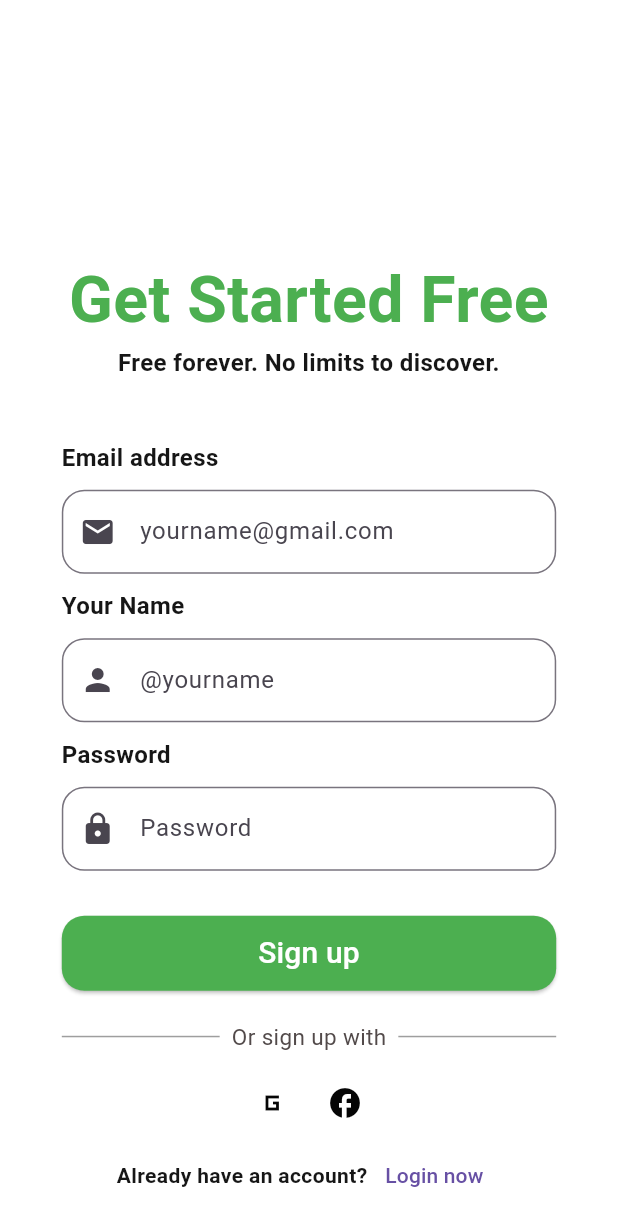
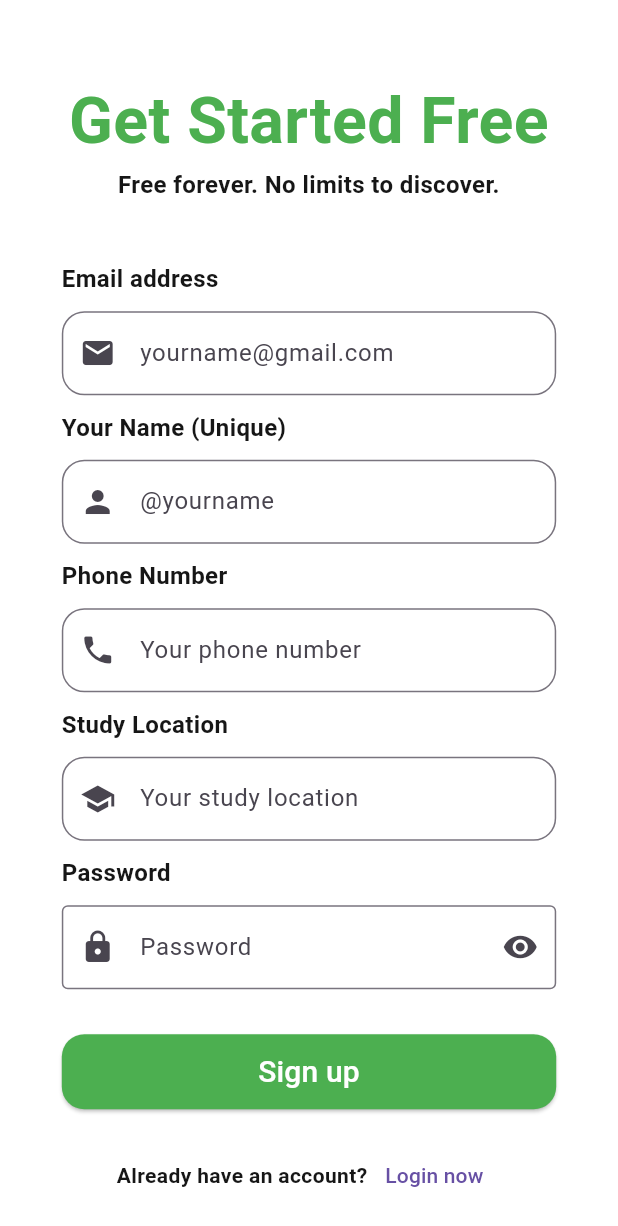
Before and after one commit to MalikKa2002/final_project, a Flutter app: the LoginScreen screen opened directly, after a tap on "Register Now", on a phone screen of 412 x 824 dp. Shown: the top 1226 px of the screen. Run offline on Flutter 3.47's test engine with Material 3 defaults, Android fonts, the phone set to English and light mode, and no system bars; our stand-ins replace cloud_firestore, firebase_auth, firebase_core; accounts and stored records are empty.

Commit message:
the regester is ready

```diff
--- a/smart_guide/lib/Screens/Signup_screen.dart
+++ b/smart_guide/lib/Screens/Signup_screen.dart
@@ -1,5 +1,6 @@
 import 'package:flutter/material.dart';
 import 'package:firebase_auth/firebase_auth.dart';
+import 'package:cloud_firestore/cloud_firestore.dart';
 import 'package:smart_guide/Buttons/main_button.dart';
 import 'package:smart_guide/Buttons/secondary_button.dart';
 import 'package:smart_guide/Screens/login_screen.dart';
@@ -20,36 +21,76 @@ class _SignupScreenState extends State<SignupScreen> {
   final TextEditingController _usernameController = TextEditingController();
   final TextEditingController _passwordController = TextEditingController();
   final TextEditingController _emailController = TextEditingController();
+  final TextEditingController _phoneController = TextEditingController();
+  final TextEditingController _studyLocationController = TextEditingController();
+
   final FirebaseAuth _auth = FirebaseAuth.instance;
+  final FirebaseFirestore _firestore = FirebaseFirestore.instance;
 
-  // Method to handle user registration
+  bool _obscurePassword = true; // Password visibility state
+
+  final String superAdminEmail = "admin@smartguide.com";
+  final List<String> campusAdmins = ["campusadmin@campus.com"];
+
   Future<void> _registerUser() async {
     try {
-      // Create a user with email and password
+      String username = _usernameController.text.trim();
+
+      // **Check if username already exists**
+      bool usernameExists = await _checkIfUsernameExists(username);
+      if (usernameExists) {
+        ScaffoldMessenger.of(context).showSnackBar(
+          SnackBar(content: Text("Username is already taken. Choose another.")),
+        );
+        return; // Stop the registration process
+      }
+
+      // **Create user in Firebase Authentication**
       UserCredential userCredential = await _auth.createUserWithEmailAndPassword(
         email: _emailController.text.trim(),
         password: _passwordController.text.trim(),
       );
 
-      // Optionally, update the display name with username
-      await userCredential.user?.updateDisplayName(_usernameController.text.trim());
+      // **Determine User Role**
+      String role = "user";
+      if (_emailController.text.trim() == superAdminEmail) {
+        role = "super_admin";
+      } else if (campusAdmins.contains(_emailController.text.trim())) {
+        role = "campus_admin";
+      }
 
-      // Show success message
+      // **Store user details in Firestore**
+      await _firestore.collection("users").doc(userCredential.user?.uid).set({
+        "username": username,
+        "email": _emailController.text.trim(),
+        "phone": _phoneController.text.trim(),
+        "study_location": _studyLocationController.text.trim(),
+        "role": role,
+        "created_at": Timestamp.now(),
+      });
+
       ScaffoldMessenger.of(context).showSnackBar(
         SnackBar(content: Text("Registration successful!")),
       );
 
-      // Navigate to login screen or next screen
       Navigator.pushReplacement(
         context,
         MaterialPageRoute(builder: (context) => LoginScreen()),
       );
     } catch (e) {
-      // Show error message if registration fails
       ScaffoldMessenger.of(context).showSnackBar(
         SnackBar(content: Text(e.toString())),
       );
     }
+  }
+
+  // **Method to check if username exists in Firestore**
+  Future<bool> _checkIfUsernameExists(String username) async {
+    QuerySnapshot query = await _firestore
+        .collection("users")
+        .where("username", isEqualTo: username)
+        .get();
+    return query.docs.isNotEmpty; // Returns true if username already exists
   }
 
   @override
@@ -66,8 +107,8 @@ class _SignupScreenState extends State<SignupScreen> {
             child: IntrinsicHeight(
               child: Padding(
                 padding: EdgeInsets.symmetric(
-                  horizontal: MediaQuery.of(context).size.width * 0.1, // 10% of screen width
-                  vertical: MediaQuery.of(context).size.height * 0.02, // 2% of screen height
+                  horizontal: MediaQuery.of(context).size.width * 0.1,
+                  vertical: MediaQuery.of(context).size.height * 0.02,
                 ),
                 child: Column(
                   mainAxisAlignment: MainAxisAlignment.end,
@@ -79,6 +120,7 @@ class _SignupScreenState extends State<SignupScreen> {
                       fontSize: 16,
                     ),
                     const SizedBox(height: 40),
+
                     Align(
                       alignment: Alignment.centerLeft,
                       child: BodyText(text: 'Email address', fontSize: 16),
@@ -91,9 +133,10 @@ class _SignupScreenState extends State<SignupScreen> {
                       obscureText: false,
                     ),
                     const SizedBox(height: 10),
+
                     Align(
                       alignment: Alignment.centerLeft,
-                      child: BodyText(text: 'Your Name', fontSize: 16),
+                      child: BodyText(text: 'Your Name (Unique)', fontSize: 16),
                     ),
                     const SizedBox(height: 10),
                     CustomText(
@@ -103,18 +146,59 @@ class _SignupScreenState extends State<SignupScreen> {
                       obscureText: false,
                     ),
                     const SizedBox(height: 10),
+
+                    Align(
+                      alignment: Alignment.centerLeft,
+                      child: BodyText(text: 'Phone Number', fontSize: 16),
+                    ),
+                    const SizedBox(height: 10),
+                    CustomText(
+                      controller: _phoneController,
+                      labelText: 'Your phone number',
+                      prefixIcon: Icons.phone,
+                      obscureText: false,
+                    ),
+                    const SizedBox(height: 10),
+
+                    Align(
+                      alignment: Alignment.centerLeft,
+                      child: BodyText(text: 'Study Location', fontSize: 16),
+                    ),
+                    const SizedBox(height: 10),
+                    CustomText(
+                      controller: _studyLocationController,
+                      labelText: 'Your study location',
+                      prefixIcon: Icons.school,
+                      obscureText: false,
+                    ),
+                    const SizedBox(height: 10),
+
                     Align(
                       alignment: Alignment.centerLeft,
                       child: BodyText(text: 'Password', fontSize: 16),
                     ),
                     const SizedBox(height: 10),
-                    CustomText(
+                    TextFormField(
                       controller: _passwordController,
-                      labelText: 'Password',
-                      prefixIcon: Icons.lock,
-                      obscureText: true,
+                      obscureText: _obscurePassword,
+                      decoration: InputDecoration(
+                        labelText: 'Password',
+                        prefixIcon: Icon(Icons.lock),
+                        suffixIcon: IconButton(
+                          icon: Icon(
+                            _obscurePassword ? Icons.visibility : Icons.visibility_off,
+                          ),
+                          onPressed: () {
+                            setState(() {
+                              _obscurePassword = !_obscurePassword;
+                            });
+                          },
+                        ),
+                        border: OutlineInputBorder(),
+                      ),
                     ),
                     const SizedBox(height: 30),
+
                     MainButton(
                       child: const Text(
                         'Sign up',
@@ -123,37 +207,13 @@ class _SignupScreenState extends State<SignupScreen> {
                       onPressed: _registerUser,
                     ),
                     const SizedBox(height: 20),
-                    TextWithDivider(
-                      text: 'Or sign up with',
-                      fontSize: 15.0,
-                      dividerColor: Colors.grey,
-                      dividerThickness: 1.0,
-                    ),
-                    const SizedBox(height: 10),
+
+
+
                     Row(
                       mainAxisAlignment: MainAxisAlignment.center,
                       children: [
-                        IconsButton(
-                          icon: Icons.g_mobiledata_sharp,
-                          onPressed: () {
-                            print('Google signup coming soon');
-                          },
-                        ),
-                        IconsButton(
-                          icon: Icons.facebook,
-                          onPressed: () {
-                            print('Facebook signup coming soon');
-                          },
-                        ),
-                      ],
-                    ),
-                    Row(
-                      mainAxisAlignment: MainAxisAlignment.center,
-                      children: [
-                        BodyText(
-                          text: 'Already have an account?',
-                          fontSize: 14,
-                        ),
+                        BodyText(text: 'Already have an account?', fontSize: 14),
                         SecondaryButton(
                           child: const Text('Login now'),
                           onPressed: () {
--- a/smart_guide/lib/Screens/login_screen.dart
+++ b/smart_guide/lib/Screens/login_screen.dart
@@ -45,6 +45,12 @@ class _LoginScreenState extends State<LoginScreen> {
                     mainAxisAlignment: MainAxisAlignment.end,
                     crossAxisAlignment: CrossAxisAlignment.center,
                     children: [
+                           Image.asset(
+              'assets/app.png',
+              height: 200, // Adjust the size as needed
+              width: 200,
+              fit: BoxFit.cover,
+            ),
                       //Heading Text
                       HeadingText('Welcome to Smart Guide'),
 
@@ -130,25 +136,7 @@ class _LoginScreenState extends State<LoginScreen> {
                       ),
                       const SizedBox(height: 25),
                       // another way to sign in
-                      TextWithDivider(
-                        text: 'Or continue with',
-                        fontSize: 15.0,
-                        dividerColor: Colors.grey,
-                        dividerThickness: 1.0,
-                      ),
-                      const SizedBox(height: 10),
-                      Row(
-                        mainAxisAlignment: MainAxisAlignment.center,
-                        children: [
-                          IconsButton(
-                            icon: Icons.g_mobiledata_sharp,
-                            onPressed: () {
-                              // Navigate or perform an action
-                              print('Button Pressed');
-                            },
-                          ),
-                        ],
-                      ),
+
 
                       Row(
                         mainAxisAlignment: MainAxisAlignment.center,
--- a/smart_guide/pubspec.yaml
+++ b/smart_guide/pubspec.yaml
@@ -24,6 +24,7 @@ dependencies:
   # Add other Firebase packages you need (e.g., Authentication, Firestore)
   firebase_database: ^11.3.1
   cloud_firestore: ^5.6.2
+  google_sign_in: ^6.2.2
   # url_launcher: ^6.0.20
   # english_words: ^4.0.0
   # provider: ^6.0.0
```
Also changed, not shown: smart_guide/pubspec.lock, 2 other files.
